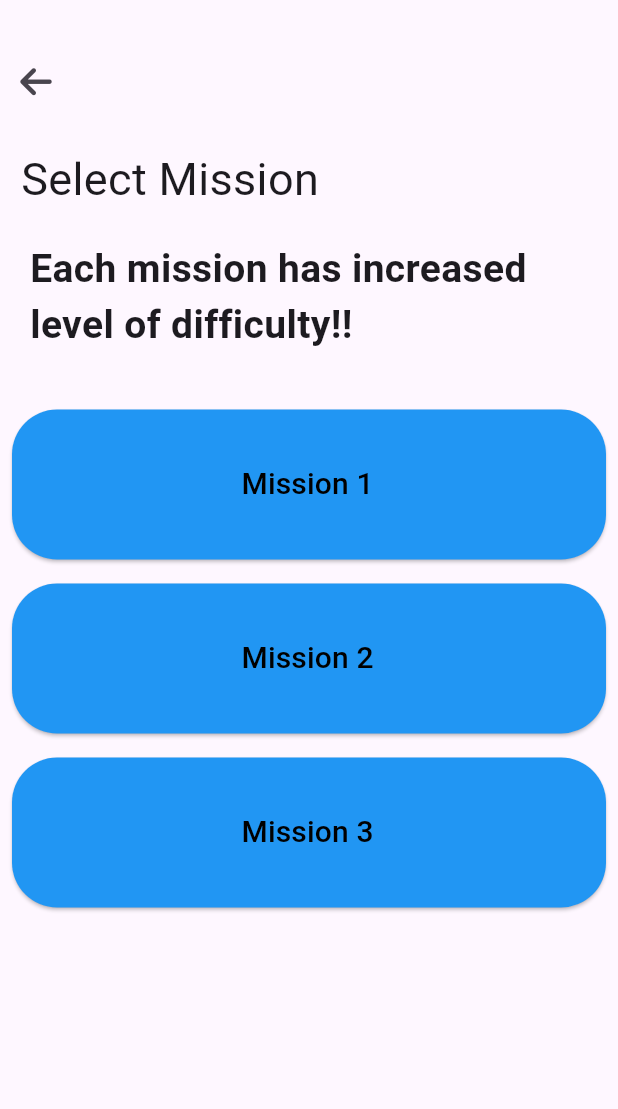
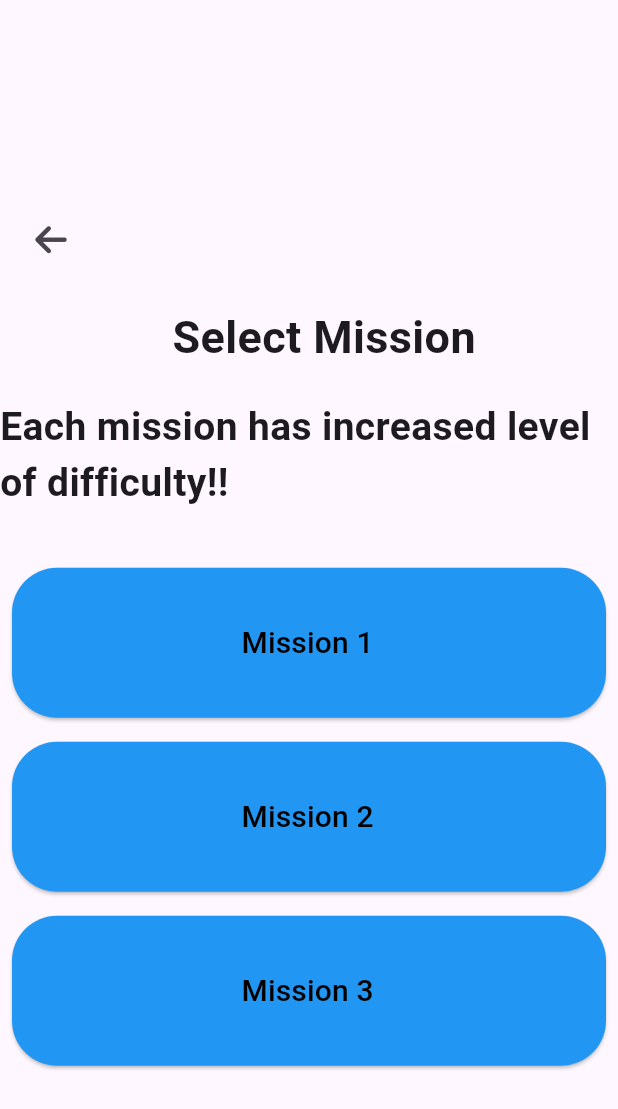
Before and after one commit to mshaheeruddin/CyberQuest-QuizApp, a Flutter app: the MissionSelectionScreen screen opened directly, on a phone screen of 412 x 824 dp. Shown: the top 1109 px of the screen. Run offline on Flutter 3.47's test engine with Material 2 defaults, Android fonts, the light colour scheme and no system bars; our stand-ins replace audioplayers, circular_countdown_timer, font_awesome_flutter, google_fonts.

Commit message:
Update mission_selection.dart

```diff
--- a/lib/mission_selection.dart
+++ b/lib/mission_selection.dart
@@ -13,65 +13,96 @@ import 'package:google_fonts/google_fonts.dart';
 class MissionSelectionScreen extends StatefulWidget {
   String missionSelected;
 
- MissionSelectionScreen(this.missionSelected);
+  MissionSelectionScreen(this.missionSelected);
 
   @override
-  State<MissionSelectionScreen> createState() => _MissionSelectionScreenState();
+  State<MissionSelectionScreen> createState() =>
+      _MissionSelectionScreenState();
 }
 
 class _MissionSelectionScreenState extends State<MissionSelectionScreen> {
   @override
   Widget build(BuildContext context) {
     return Scaffold(
-
       body: Column(
-        mainAxisAlignment: MainAxisAlignment.start,
-        crossAxisAlignment: CrossAxisAlignment.start,
+        mainAxisAlignment: MainAxisAlignment.center,
+        crossAxisAlignment: CrossAxisAlignment.center,
         children: [
-          Stack(
-            children: [
-              Padding(
-                padding: EdgeInsets.only(top: 30),
-                child: IconButton(onPressed: () {
-
-                }, icon: FaIcon(FontAwesomeIcons.arrowLeft)),
-              )
-            ],
+          Padding(
+            padding: const EdgeInsets.only(top: 30, left: 10),
+            child: Align(
+              alignment: Alignment.topLeft,
+              child: IconButton(
+                onPressed: () {
+                  // Add functionality for back button
+                },
+                icon: FaIcon(FontAwesomeIcons.arrowLeft),
+              ),
+            ),
           ),
+          SizedBox(height: 20),
           Padding(
-            padding: const EdgeInsets.only(top: 20.0, left: 14),
+            padding: const EdgeInsets.only(left: 20),
             child: Text(
               "Select Mission",
-              style: GoogleFonts.adventPro(fontSize: 30),
+              style: GoogleFonts.adventPro(
+                fontSize: 30,
+                fontWeight: FontWeight.bold,
+              ),
             ),
           ),
-
-          Padding(
-            padding: const EdgeInsets.only(top: 20.0, left: 20),
-            child: Text(
-              "Each mission has increased level of difficulty!!",
-              style: GoogleFonts.adventPro(fontSize: 26, fontWeight: FontWeight.bold),
+          SizedBox(height: 20),
+          Text(
+            "Each mission has increased level of difficulty!!",
+            style: GoogleFonts.adventPro(
+              fontSize: 26,
+              fontWeight: FontWeight.bold,
             ),
           ),
-          SizedBox(height: 30,),
-          Padding(
-            padding: const EdgeInsets.all(8.0),
-            child: GestureDetector(
-                onTap: () {
-                  Navigator.push(context,
-                      CupertinoPageRoute(builder: (context) => SecAnalystMission1()));
-                },
-                child: Mission1Button('Mission 1', Colors.green,Colors.black, 500,100,widget.missionSelected)),
+          SizedBox(height: 30),
+          GestureDetector(
+            onTap: () {
+              Navigator.push(
+                context,
+                CupertinoPageRoute(
+                  builder: (context) => SecAnalystMission1(),
+                ),
+              );
+            },
+            child: Padding(
+              padding: const EdgeInsets.all(8.0),
+              child: Mission1Button(
+                'Mission 1',
+                Colors.green,
+                Colors.black,
+                500,
+                100,
+                widget.missionSelected,
+              ),
+            ),
           ),
           Padding(
             padding: const EdgeInsets.all(8.0),
-            child: Mission2Button('Mission 2', Colors.deepOrange,Colors.black, 500,100, widget.missionSelected),
+            child: Mission2Button(
+              'Mission 2',
+              Colors.deepOrange,
+              Colors.black,
+              500,
+              100,
+              widget.missionSelected,
+            ),
           ),
           Padding(
             padding: const EdgeInsets.all(8.0),
-            child: Mission3Button('Mission 3', Colors.red,Colors.black, 500,100, widget.missionSelected),
-          )
-
+            child: Mission3Button(
+              'Mission 3',
+              Colors.red,
+              Colors.black,
+              500,
+              100,
+              widget.missionSelected,
+            ),
+          ),
         ],
       ),
     );
```
